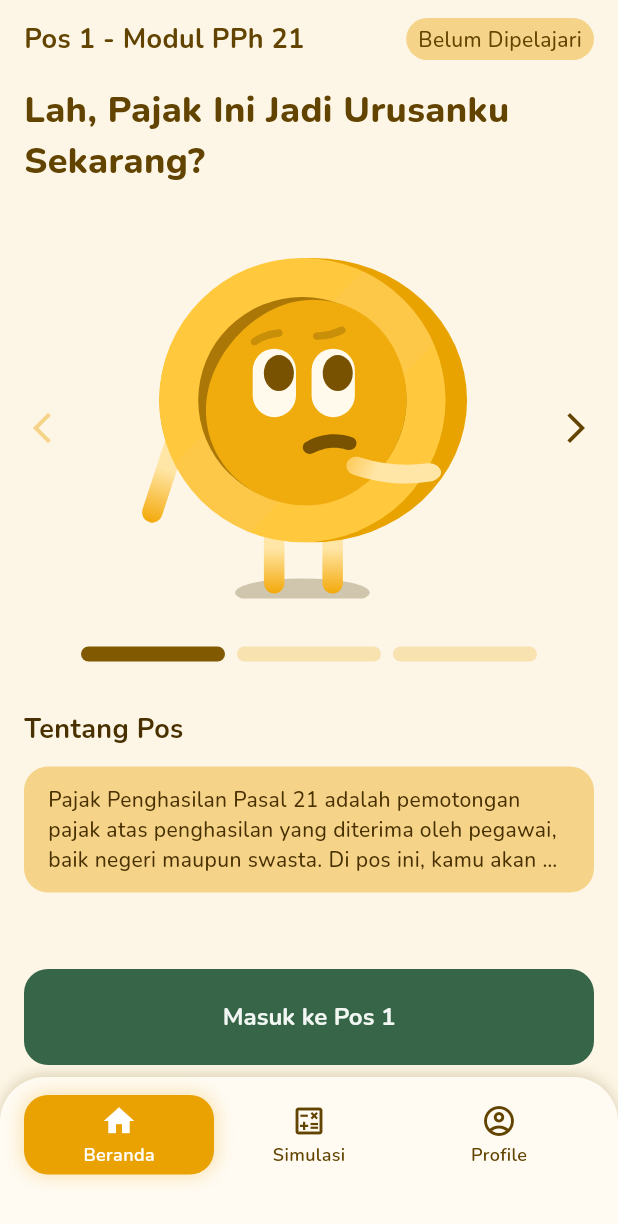
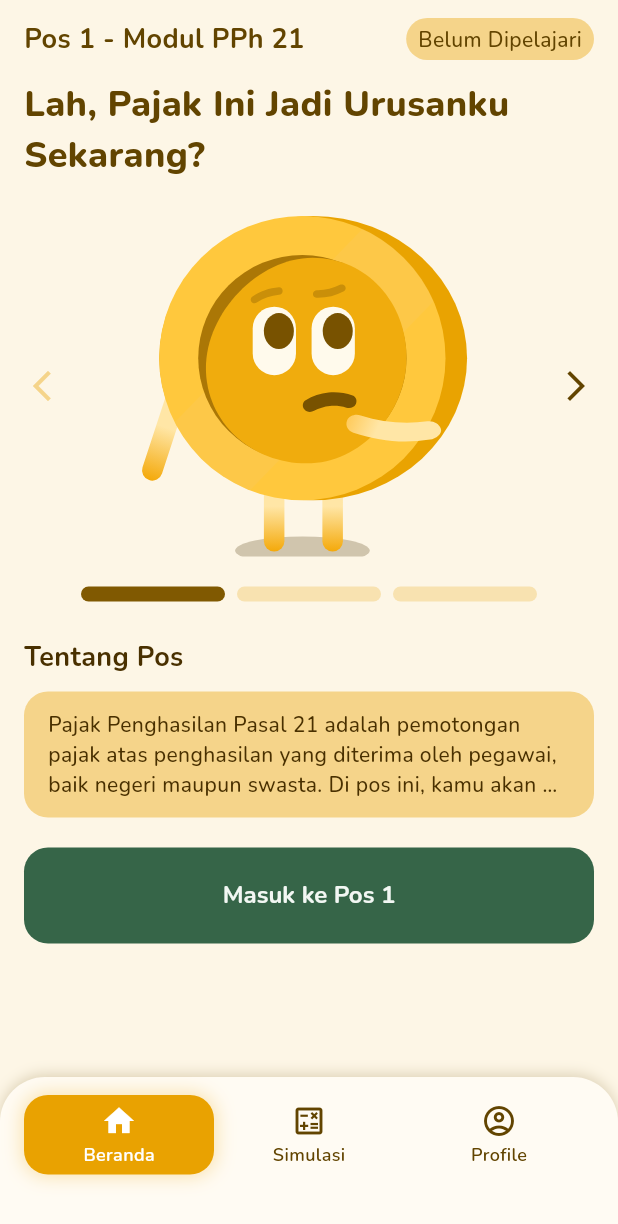
Before and after one commit to RRaph67/PAJARIN-RAION-HACKJAM-2026, a Flutter app: the JelajahiPosView screen opened by its route, on a phone screen of 412 x 824 dp. Shown: the top 1224 px of the screen. Run offline on Flutter 3.47's test engine with Material 3 defaults, Android fonts, the phone set to English and light mode, and no system bars; our stand-ins replace dio, flutter_riverpod, flutter_screenutil, flutter_svg, go_router, shared_preferences and 1 more; accounts and stored records are empty.

Commit message:
fix: jelajahi pos — seluruh konten + button scrollable
Sebelumnya button berada di luar scroll area (Column → Expanded + Button),
sehingga tidak bisa diakses di layar kecil.

Sekarang: seluruh halaman (top bar → carousel → level bar → deskripsi → button)
dibungkus satu SingleChildScrollView, user tinggal scroll ke bawah.

🤖 Generated with Codebuff
Co-Authored-By: Codebuff <noreply@codebuff.com>

```diff
--- a/lib/core/widgets/app_level_bar.dart
+++ b/lib/core/widgets/app_level_bar.dart
@@ -32,7 +32,7 @@ class AppLevelBar extends StatelessWidget {
   const AppLevelBar({
     super.key,
     required this.activeSteps,
-    this.stepWidth = 115,
+    this.stepWidth = 88,
     this.stepHeight = 10,
     this.activeColor = AppColors.orange800,
     this.inactiveColor = AppColors.orange100,
--- a/lib/features/home/views/jelajahi_pos_view.dart
+++ b/lib/features/home/views/jelajahi_pos_view.dart
@@ -1,11 +1,7 @@
 // =============================================================================
 // jelajahi_pos_view.dart
 // Halaman Jelajahi Pos — carousel 3 pos dengan navigasi arrow & content dinamis.
-// Flow: Home → Jelajahi Pos (intro carousel) → pos detail (selanjutnya).
-// Bottom navbar di-handle oleh MainShellView (shell route) — Beranda aktif.
-// Layout: Column → Expanded(SingleChildScrollView) + Button.
-// Status chip & button menyesuaikan progress user dari Supabase.
-// Data pos & status mapping dipisahkan ke pos_data_model.dart.
+// Layout: Full scrollable (top bar → carousel → level bar → description → button).
 // =============================================================================
 
 import 'package:flutter/material.dart';
@@ -20,8 +16,6 @@ import '../../../core/widgets/app_button.dart';
 import '../../../core/widgets/app_level_bar.dart';
 import '../../../core/widgets/app_status_chip.dart';
 import '../models/pos_data_model.dart';
-
-// ─── View ────────────────────────────────────────────────────────────────────
 
 class JelajahiPosView extends ConsumerStatefulWidget {
   const JelajahiPosView({super.key});
@@ -66,20 +60,12 @@ class _JelajahiPosViewState extends ConsumerState<JelajahiPosView> {
     final posStatus = progressState.getStatus(pos.number);
     final uiConfig = getStatusUIConfig(posStatus, pos.number);
 
-    return Padding(
-      padding: const EdgeInsets.fromLTRB(16, 12, 16, 8),
+    return SingleChildScrollView(
+      padding: const EdgeInsets.fromLTRB(16, 12, 16, 16),
       child: Column(
         crossAxisAlignment: CrossAxisAlignment.start,
         children: [
-          // ══════════════════════════════════════════════════════════
-          // SCROLLABLE CONTENT
-          // ══════════════════════════════════════════════════════════
-          Expanded(
-            child: SingleChildScrollView(
-              child: Column(
-                crossAxisAlignment: CrossAxisAlignment.start,
-                children: [
-                  // ── Top Bar: Pos Info + Status Chip ─────────────
+          // ── Top Bar: Pos Info + Status Chip ─────────────────────
           Row(
             children: [
               Expanded(
@@ -99,9 +85,9 @@ class _JelajahiPosViewState extends ConsumerState<JelajahiPosView> {
               ),
             ],
           ),
-                  const SizedBox(height: 16),
+          const SizedBox(height: 12),
 
-                  // ── Title Frame ─────────────────────────────────
+          // ── Title ───────────────────────────────────────────────
           Text(
             pos.title,
             style: AppTypography.displaySmallExtraBold.copyWith(
@@ -109,9 +95,9 @@ class _JelajahiPosViewState extends ConsumerState<JelajahiPosView> {
             ),
             textAlign: TextAlign.left,
           ),
-                  const SizedBox(height: 48),
+          const SizedBox(height: 24),
 
-                  // ── Carousel + Arrow Navigation ─────────────────
+          // ── Carousel + Arrow Navigation ─────────────────────────
           SizedBox(
             height: 227,
             child: Row(
@@ -162,9 +148,9 @@ class _JelajahiPosViewState extends ConsumerState<JelajahiPosView> {
               ],
             ),
           ),
-                  const SizedBox(height: 32),
+          const SizedBox(height: 20),
 
-                  // ── Pagination (Level Bar — flexible width) ─────
+          // ── Level Bar ───────────────────────────────────────────
           Center(
             child: AppLevelBar(
               activeSteps: _currentPage + 1,
@@ -175,17 +161,16 @@ class _JelajahiPosViewState extends ConsumerState<JelajahiPosView> {
               stepWidth: 96,
             ),
           ),
-                  const SizedBox(height: 32),
+          const SizedBox(height: 24),
 
-                  // ── Tentang Pos (truncated 3 baris) ────────────
+          // ── Tentang Pos ─────────────────────────────────────────
           Text(
             'Tentang Pos',
             style: AppTypography.titleLargeBold.copyWith(
               color: AppColors.orange950,
             ),
-                    textAlign: TextAlign.left,
           ),
-                  const SizedBox(height: 12),
+          const SizedBox(height: 10),
 
           Container(
             width: double.infinity,
@@ -201,18 +186,11 @@ class _JelajahiPosViewState extends ConsumerState<JelajahiPosView> {
               style: AppTypography.bodyMediumRegular.copyWith(
                 color: AppColors.orange950,
               ),
-                      textAlign: TextAlign.left,
             ),
           ),
-                ],
-              ),
-            ),
-          ),
+          const SizedBox(height: 20),
 
-          // ══════════════════════════════════════════════════════════
-          // BUTTON — Always visible at bottom
-          // ══════════════════════════════════════════════════════════
-          const SizedBox(height: 16),
+          // ── Button (INSIDE scroll — always reachable) ───────────
           AppButton(
             label: uiConfig.buttonLabel,
             variant: uiConfig.buttonVariant,
```
Lines whose indentation alone changed are shown as unchanged.
